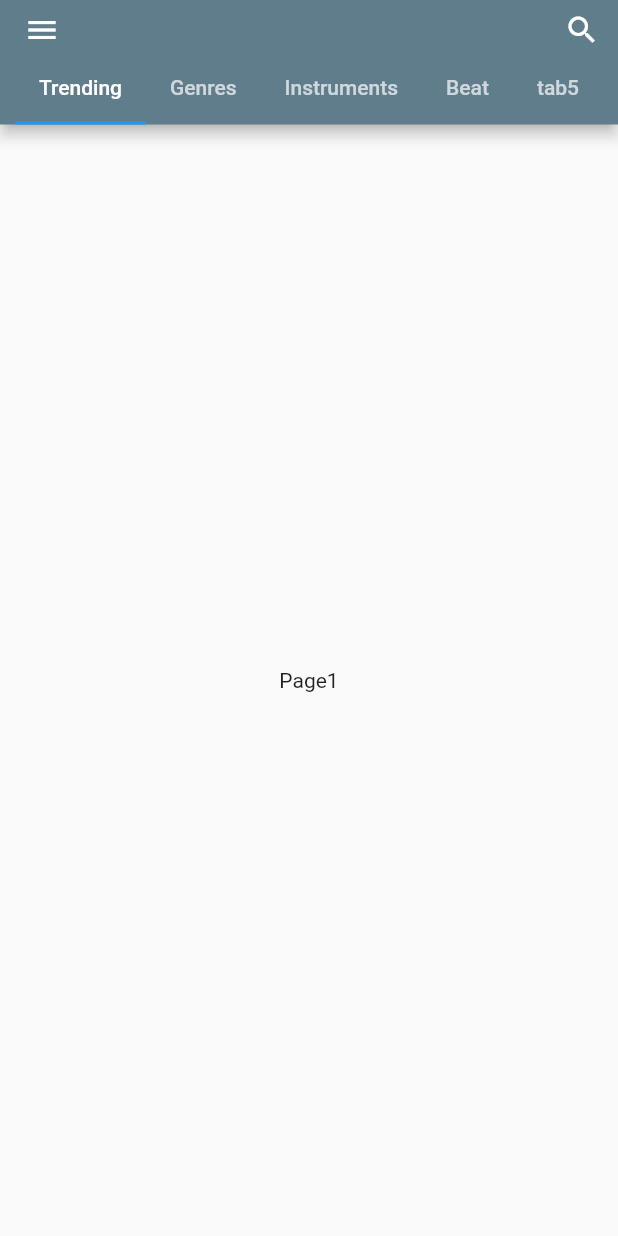
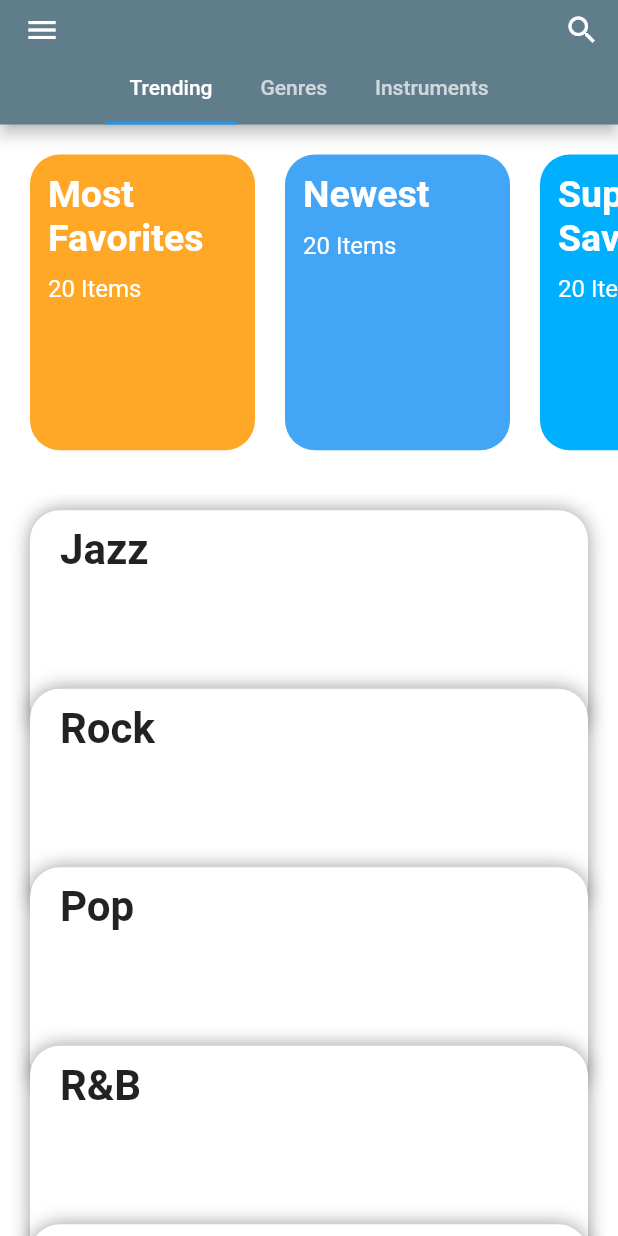
Before and after one commit to nghialpgse63314/yourchord_mobile, a Flutter app: the screen it shows after launch, after a tap on "Login", on a phone screen of 412 x 824 dp. Run offline on Flutter 3.47's test engine with Material 2 defaults, Android fonts, the light colour scheme and no system bars; network calls fail.

Commit message:
19/10/2023

```diff
--- a/lib/model/constants.dart
+++ b/lib/model/constants.dart
@@ -1,28 +1,20 @@
 const FOOD_DATA = [
   {
-    "name":"Jazz",
-  },{
-    "name":"Rock",
+    "name": "Jazz",
   },
   {
-    "name":"Pop",
+    "name": "Rock",
   },
   {
-    "name":"R&B",
+    "name": "Pop",
   },
   {
-    "name":"Blues",
+    "name": "R&B",
   },
   {
-    "name":"Rap",
+    "name": "Blues",
   },
   {
-    "name":"Folk",
+    "name": "Rap",
   },
-  {
-    "name":"Country",
-  },
-  {
-    "name":"EDM",
-  }
 ];
--- a/lib/screens/home.dart
+++ b/lib/screens/home.dart
@@ -51,12 +51,6 @@ class MainPage extends StatelessWidget {
                 ),
                 Tab(
                   text: 'Instruments',
-                ),
-                Tab(
-                  text: 'Beat',
-                ),
-                Tab(
-                  text: 'tab5',
                 ),
               ],
             ),
@@ -211,7 +205,7 @@ class TabBarViewWidget extends StatelessWidget {
   Widget build(BuildContext context) {
     return TabBarView(
       children: [
-        Center(child: Text('Page1')),
+        Center(child: TrendingPage()),
         Center(child: GenresPage()),
         Center(child: Text('Page3')),
       ],
--- a/lib/screens/trending.dart
+++ b/lib/screens/trending.dart
@@ -0,0 +1,253 @@
+import 'package:flutter/cupertino.dart';
+import 'package:flutter/material.dart';
+import 'package:yourchord/screens/signup.dart';
+import 'package:yourchord/screens/trendingcategories.dart';
+
+import '../model/constants.dart';
+
+
+// void main() {
+//   runApp(MyApp());
+// }
+//
+// class MyApp extends StatelessWidget {
+//   @override
+//   Widget build(BuildContext context) {
+//     return MaterialApp(
+//       debugShowCheckedModeBanner: false,
+//       title: 'Flutter Demo',
+//       theme: ThemeData(
+//         primarySwatch: Colors.blue,
+//         visualDensity: VisualDensity.adaptivePlatformDensity,
+//       ),
+//       home: MyHomePage(),
+//     );
+//   }
+// }
+
+class TrendingPage extends StatefulWidget {
+  @override
+  _TrendingPageState createState() => _TrendingPageState();
+}
+
+class _TrendingPageState extends State<TrendingPage> {
+  final CategoriesScroller categoriesScroller = CategoriesScroller();
+  ScrollController controller = ScrollController();
+  bool closeTopContainer = false;
+  double topContainer = 0;
+
+  List<Widget> itemsData = [];
+
+  void getPostsData() {
+    List<dynamic> responseList = FOOD_DATA;
+    List<Widget> listItems = [];
+    responseList.forEach((post) {
+      listItems.add(GestureDetector(
+        onTap: (){  Navigator.push(context,
+            MaterialPageRoute(builder: (context) => TestTab2()));},
+        child: Container(
+            height: 150,
+            margin: const EdgeInsets.symmetric(horizontal: 20, vertical: 10),
+            decoration: BoxDecoration(borderRadius: BorderRadius.all(Radius.circular(20.0)), color: Colors.white, boxShadow: [
+              BoxShadow(color: Colors.black.withAlpha(100), blurRadius: 10.0),
+            ]),
+            child: Padding(
+              padding: const EdgeInsets.symmetric(horizontal: 20.0, vertical: 10),
+              child: Row(
+                mainAxisAlignment: MainAxisAlignment.spaceBetween,
+                children: <Widget>[
+                  Column(
+                    crossAxisAlignment: CrossAxisAlignment.start,
+                    children: <Widget>[
+                      Text(
+                        post["name"],
+                        style: const TextStyle(fontSize: 28, fontWeight: FontWeight.bold),
+                      ),
+                    ],
+                  ),
+
+                ],
+              ),
+            )),
+      ));
+    });
+    setState(() {
+      itemsData = listItems;
+    });
+  }
+
+  @override
+  void initState() {
+    super.initState();
+    getPostsData();
+    controller.addListener(() {
+
+      double value = controller.offset/119;
+
+      setState(() {
+        topContainer = value;
+        closeTopContainer = controller.offset > 50;
+      });
+    });
+  }
+
+  @override
+  Widget build(BuildContext context) {
+    final Size size = MediaQuery.of(context).size;
+    final double categoryHeight = size.height*0.30;
+    return SafeArea(
+      child: Scaffold(
+        backgroundColor: Colors.white,
+        body: Container(
+          height: size.height,
+          child: Column(
+            children: <Widget>[
+              AnimatedOpacity(
+                duration: const Duration(milliseconds: 200),
+                opacity: closeTopContainer?0:1,
+                child: AnimatedContainer(
+                    duration: const Duration(milliseconds: 200),
+                    width: size.width,
+                    alignment: Alignment.topCenter,
+                    height: closeTopContainer?0:categoryHeight,
+                    child: categoriesScroller),
+              ),
+              Expanded(
+                  child: ListView.builder(
+                      controller: controller,
+                      itemCount: itemsData.length,
+                      physics: BouncingScrollPhysics(),
+                      itemBuilder: (context, index) {
+                        double scale = 1.0;
+                        if (topContainer > 0.5) {
+                          scale = index + 0.5 - topContainer;
+                          if (scale < 0) {
+                            scale = 0;
+                          } else if (scale > 1) {
+                            scale = 1;
+                          }
+                        }
+                        return Opacity(
+                          opacity: scale,
+                          child: Transform(
+                            transform:  Matrix4.identity()..scale(scale,scale),
+                            alignment: Alignment.bottomCenter,
+                            child: Align(
+                                heightFactor: 0.7,
+                                alignment: Alignment.topCenter,
+                                child: itemsData[index]),
+                          ),
+                        );
+                      })),
+            ],
+          ),
+        ),
+      ),
+    );
+  }
+}
+
+class CategoriesScroller extends StatelessWidget {
+  const CategoriesScroller();
+
+  @override
+  Widget build(BuildContext context) {
+    final double categoryHeight = MediaQuery.of(context).size.height * 0.30 - 50;
+    return SingleChildScrollView(
+      physics: BouncingScrollPhysics(),
+      scrollDirection: Axis.horizontal,
+      child: Container(
+        margin: const EdgeInsets.symmetric(vertical: 20, horizontal: 20),
+        child: FittedBox(
+          fit: BoxFit.fill,
+          alignment: Alignment.topCenter,
+          child: Row(
+            children: <Widget>[
+              GestureDetector(
+                onTap: (){  Navigator.push(context,
+                    MaterialPageRoute(builder: (context) => TestTab2()));},
+                child: Container(
+                  width: 150,
+                  margin: EdgeInsets.only(right: 20),
+                  height: categoryHeight,
+                  decoration: BoxDecoration(color: Colors.orange.shade400, borderRadius: BorderRadius.all(Radius.circular(20.0))),
+                  child: Padding(
+                    padding: const EdgeInsets.all(12.0),
+                    child: Column(
+                      crossAxisAlignment: CrossAxisAlignment.start,
+                      children: <Widget>[
+                        Text(
+                          "Most\nFavorites",
+                          style: TextStyle(fontSize: 25, color: Colors.white, fontWeight: FontWeight.bold),
+                        ),
+                        SizedBox(
+                          height: 10,
+                        ),
+                        Text(
+                          "20 Items",
+                          style: TextStyle(fontSize: 16, color: Colors.white),
+                        ),
+                      ],
+                    ),
+                  ),
+                ),
+              ),
+              Container(
+                width: 150,
+                margin: EdgeInsets.only(right: 20),
+                height: categoryHeight,
+                decoration: BoxDecoration(color: Colors.blue.shade400, borderRadius: BorderRadius.all(Radius.circular(20.0))),
+                child: Container(
+                  child: Padding(
+                    padding: const EdgeInsets.all(12.0),
+                    child: Column(
+                      crossAxisAlignment: CrossAxisAlignment.start,
+                      children: <Widget>[
+                        Text(
+                          "Newest",
+                          style: TextStyle(fontSize: 25, color: Colors.white, fontWeight: FontWeight.bold),
+                        ),
+                        SizedBox(
+                          height: 10,
+                        ),
+                        Text(
+                          "20 Items",
+                          style: TextStyle(fontSize: 16, color: Colors.white),
+                        ),
+                      ],
+                    ),
+                  ),
+                ),
+              ),
+              Container(
+                width: 150,
+                margin: EdgeInsets.only(right: 20),
+                height: categoryHeight,
+                decoration: BoxDecoration(color: Colors.lightBlueAccent.shade400, borderRadius: BorderRadius.all(Radius.circular(20.0))),
+                child: Padding(
+                  padding: const EdgeInsets.all(12.0),
+                  child: Column(
+                    crossAxisAlignment: CrossAxisAlignment.start,
+                    children: <Widget>[
+                      Text(
+                        "Super\nSaving",
+                        style: TextStyle(fontSize: 25, color: Colors.white, fontWeight: FontWeight.bold),
+                      ),
+                      SizedBox(
+                        height: 10,
+                      ),
+                      Text(
+                        "20 Items",
+                        style: TextStyle(fontSize: 16, color: Colors.white),
+                      ),
+                    ],
+                  ),
+                ),
+              ),
+            ],
+          ),
+        ),
+      ),
+    );
+  }
+}
--- /dev/null
+++ b/lib/screens/trendingcategories.dart
@@ -0,0 +1,25 @@
+import 'package:flutter/material.dart';
+
+
+// void main() {
+//   runApp(const TestTab2());
+// }
+
+class TestTab2 extends StatelessWidget {
+  const TestTab2({super.key});
+
+  // This widget is the root of your application.
+  @override
+  Widget build(BuildContext context) {
+    return MaterialApp(
+      debugShowCheckedModeBanner: false,
+      title: 'Flutter Demo',
+      theme: ThemeData(
+
+        colorScheme: ColorScheme.fromSeed(seedColor: Colors.deepPurple),
+        useMaterial3: true,
+      ),
+      home: Text('TestTab2'),
+    );
+  }
+}
```
Also changed, not shown: lib/screens/instruments.dart (added).
